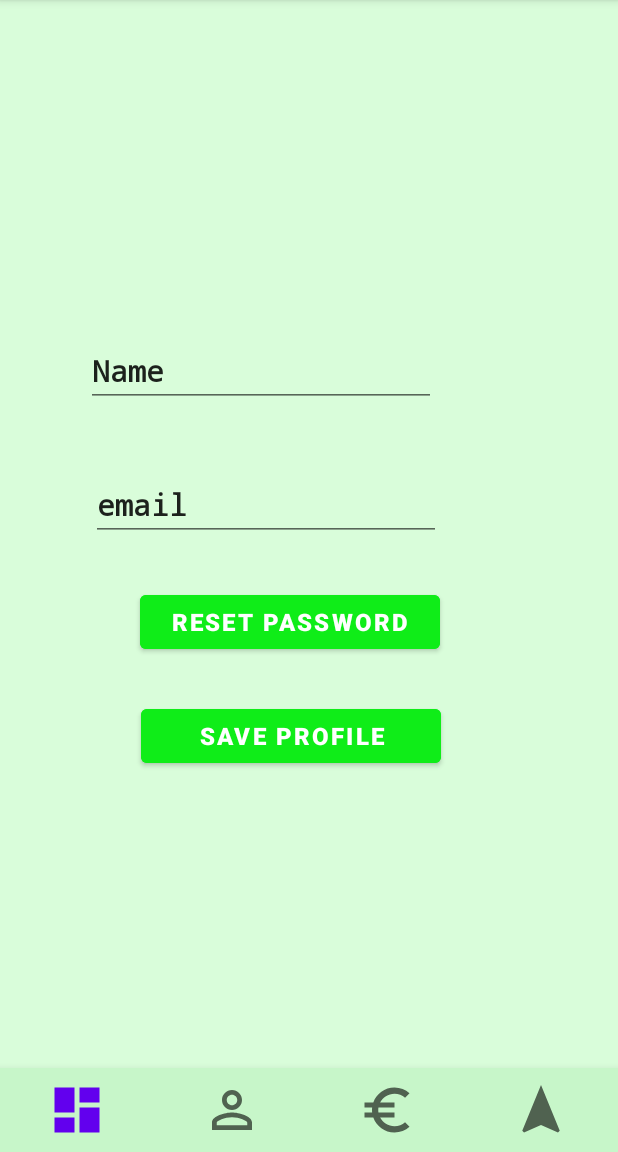
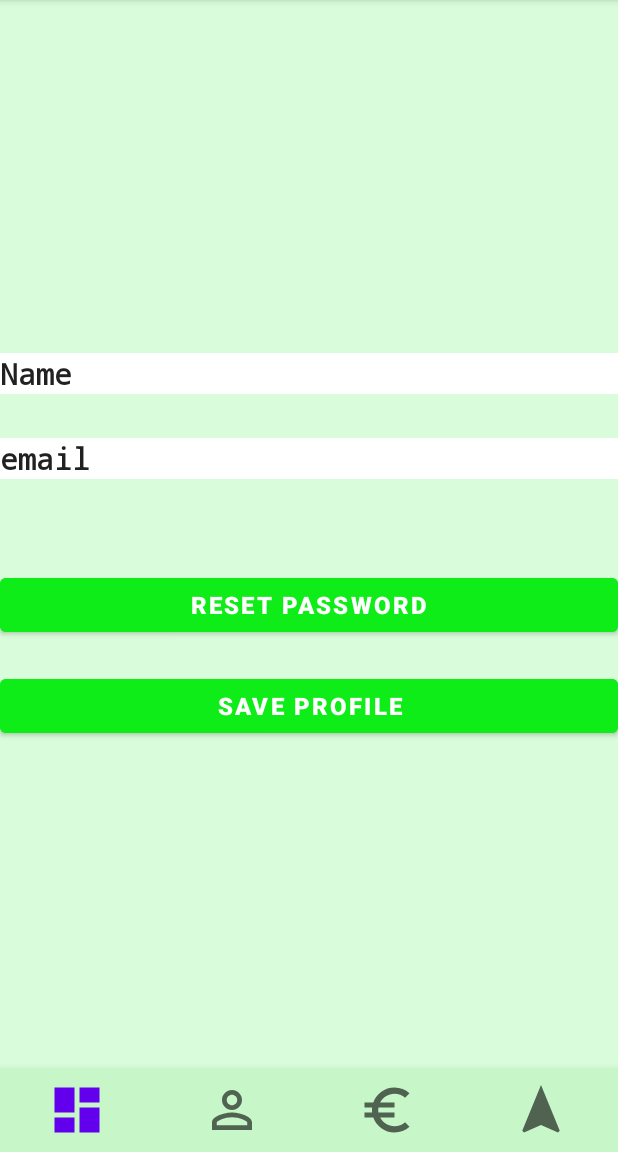
Before and after one commit to sampannap12/e-leap, an Android app: the fragment Profile placed in its activity, on a phone screen of 412 x 824 dp, the part 84-1236 px from its top. Run offline under Robolectric (Android 15) with nearby library versions, the phone set to English and light mode, and no system bars; our stand-ins replace Firebase (no records; nobody signed in at launch, a user with empty details on screens opened directly).

Commit message:
Added email verification and password reset
email verification working password reset has bug that needs to be fixed

```diff
--- a/code/app/src/main/java/com/nfclab/e_leap_project/Profile.java
+++ b/code/app/src/main/java/com/nfclab/e_leap_project/Profile.java
@@ -4,6 +4,7 @@ import static android.os.SystemClock.sleep;
 
 import android.annotation.SuppressLint;
 import android.content.Context;
+import android.content.Intent;
 import android.os.Bundle;
 import android.util.Log;
 import android.view.LayoutInflater;
@@ -36,7 +37,8 @@ public class Profile extends Fragment {
     Button button;
     FirebaseFirestore fstore = FirebaseFirestore.getInstance();
     DocumentReference documentReference;
-    EditText password;
+    Button password_reset;
+    FirebaseAuth fAuth;
 
     private Context mContext;
 
@@ -64,15 +66,18 @@ public class Profile extends Fragment {
         View view = (View) inflater.inflate(R.layout.fragment_profile, container, false);
         etname = (EditText) view.findViewById(R.id.edit_full_name);
         etemail = (EditText) view.findViewById(R.id.edit_email);
-        password = (EditText) view.findViewById(R.id.edit_email);
+        password_reset = (Button) view.findViewById(R.id.pass_reset);
 
         button = view.findViewById(R.id.save);
         button.setOnClickListener(v -> {
             updateProfile();
         });
+
+        password_reset.setOnClickListener(v -> {
+            passwordReset();
+        });
         return view;
     }
-
 
     public void onStart() {
         super.onStart();
@@ -91,7 +96,6 @@ public class Profile extends Fragment {
                             Double balanceResult = task.getResult().getDouble("Balance");
                             String balanc = Double.toString(balanceResult);
                             String emailResult = task.getResult().getString("Email");
-
                             etname.setText(nameResult);
                             etemail.setText(emailResult);
 
@@ -101,11 +105,49 @@ public class Profile extends Fragment {
                 });
     }
 
+    private void passwordReset() {
+
+
+        FirebaseUser users = fAuth.getCurrentUser();
+
+        String email = users.getEmail();
+
+        assert users != null;
+        if(users.isEmailVerified()) {
+            fAuth.sendPasswordResetEmail(email).addOnCompleteListener(new OnCompleteListener<Void>() {
+                @Override
+                public void onComplete(@NonNull Task<Void> task) {
+                    if (task.isSuccessful()) {
+                        Toast.makeText(mContext, "Password Reset Email Sent", Toast.LENGTH_SHORT).show();
+                    }
+                else{
+                        Toast.makeText(mContext, "Error Sending password reset", Toast.LENGTH_SHORT).show();
+                }
+                }
+            });
+        }
+        else{
+            Toast.makeText(mContext, "Please Verify Your Email Address First", Toast.LENGTH_SHORT).show();
+            users.sendEmailVerification().addOnSuccessListener(new OnSuccessListener<Void>() {
+                @Override
+                public void onSuccess(Void unused) {
+                    Toast.makeText(mContext, "Email Verification Sent.", Toast.LENGTH_SHORT).show();
+                }
+            }).addOnFailureListener(new OnFailureListener() {
+                @Override
+                public void onFailure(@NonNull Exception e) {
+                    Toast.makeText(mContext, "Failed to send email.", Toast.LENGTH_SHORT).show();
+                }
+            });
+        }
+
+    }
+
     private void updateProfile() {
 
         String name = etname.getText().toString();
         String email = etemail.getText().toString();
-        String pass = password.getText().toString();
+
         FirebaseFirestore fstore = FirebaseFirestore.getInstance();
         FirebaseUser user = FirebaseAuth.getInstance().getCurrentUser();
         String currentID = user.getUid();
@@ -136,10 +178,6 @@ public class Profile extends Fragment {
                     }
                 });
 
-
-        // Get auth credentials from the user for re-authentication
-        AuthCredential credential = EmailAuthProvider.getCredential(email, pass);
-
         assert user != null;
         user.updateEmail(email).addOnCompleteListener(task1 -> {
             if (task1.isSuccessful()) {
--- a/code/app/src/main/res/layout/fragment_dashbord.xml
+++ b/code/app/src/main/res/layout/fragment_dashbord.xml
@@ -18,10 +18,10 @@
         app:barrierMargin="@android:dimen/app_icon_size"
         app:layout_constraintBottom_toBottomOf="parent"
         app:layout_constraintEnd_toEndOf="parent"
-        app:layout_constraintHorizontal_bias="0.099"
+        app:layout_constraintHorizontal_bias="0.05"
         app:layout_constraintStart_toStartOf="parent"
         app:layout_constraintTop_toBottomOf="@+id/logout"
-        app:layout_constraintVertical_bias="0.123" />
+        app:layout_constraintVertical_bias="0.035" />
 
     <Button
         android:id="@+id/logout"
--- a/code/app/src/main/res/layout/fragment_profile.xml
+++ b/code/app/src/main/res/layout/fragment_profile.xml
@@ -10,47 +10,41 @@
 
     <Button
         android:id="@+id/pass_reset"
-        android:layout_width="200dp"
+        android:layout_width="match_parent"
         android:layout_height="wrap_content"
-        android:layout_marginStart="93dp"
-        android:layout_marginEnd="118dp"
-        android:layout_marginBottom="28dp"
+        android:layout_marginTop="10dp"
         android:backgroundTint="#0FED18"
         android:text="Reset Password"
         android:textSize="16sp"
         android:textStyle="bold"
         app:layout_constraintBottom_toTopOf="@+id/save"
-        app:layout_constraintEnd_toEndOf="parent"
-        app:layout_constraintHorizontal_bias="0.0"
-        app:layout_constraintStart_toStartOf="parent" />
+        app:layout_constraintTop_toBottomOf="@+id/edit_email"
+        tools:layout_editor_absoluteX="63dp" />
 
     <EditText
         android:id="@+id/edit_full_name"
-        android:layout_width="wrap_content"
+        android:layout_width="match_parent"
         android:layout_height="wrap_content"
-        android:layout_marginStart="57dp"
         android:layout_marginTop="215dp"
-        android:layout_marginEnd="118dp"
-        android:layout_marginBottom="33dp"
+        android:background="@color/white"
         android:ems="10"
         android:fontFamily="monospace"
         android:inputType="textPersonName"
         android:text="Name"
         android:textSize="20sp"
         android:textStyle="bold"
+
         app:layout_constraintBottom_toTopOf="@+id/edit_email"
-        app:layout_constraintEnd_toEndOf="parent"
-        app:layout_constraintHorizontal_bias="0.0"
-        app:layout_constraintStart_toStartOf="parent"
-        app:layout_constraintTop_toTopOf="parent" />
+        app:layout_constraintTop_toTopOf="parent"
+        tools:layout_editor_absoluteX="57dp" />
 
     <EditText
         android:id="@+id/edit_email"
-        android:layout_width="wrap_content"
+        android:layout_width="match_parent"
         android:layout_height="wrap_content"
-        android:layout_marginStart="57dp"
-        android:layout_marginEnd="118dp"
+        android:layout_marginTop="10dp"
         android:layout_marginBottom="30dp"
+        android:background="@color/white"
         android:ems="10"
         android:fontFamily="monospace"
         android:inputType="textEmailAddress"
@@ -58,25 +52,21 @@
         android:textSize="20sp"
         android:textStyle="bold"
         app:layout_constraintBottom_toTopOf="@+id/pass_reset"
-        app:layout_constraintEnd_toEndOf="parent"
-        app:layout_constraintHorizontal_bias="1.0"
-        app:layout_constraintStart_toStartOf="parent" />
+        app:layout_constraintTop_toBottomOf="@+id/edit_full_name"
+        tools:layout_editor_absoluteX="57dp" />
 
     <Button
         android:id="@+id/save"
-        android:layout_width="200dp"
+        android:layout_width="match_parent"
         android:layout_height="wrap_content"
-        android:layout_marginStart="93dp"
-        android:layout_marginEnd="118dp"
         android:layout_marginBottom="197dp"
         android:backgroundTint="#0FED18"
         android:text="Save Profile"
         android:textSize="16sp"
         android:textStyle="bold"
         app:layout_constraintBottom_toBottomOf="parent"
-        app:layout_constraintEnd_toEndOf="parent"
-        app:layout_constraintHorizontal_bias="1.0"
-        app:layout_constraintStart_toStartOf="parent" />
+        app:layout_constraintTop_toBottomOf="@+id/pass_reset"
+        tools:layout_editor_absoluteX="93dp" />
 
 
 </androidx.constraintlayout.widget.ConstraintLayout>
```
Also changed, not shown: code/app/src/main/java/com/nfclab/e_leap_project/Login.java (+20 -1 lines), code/app/src/main/java/com/nfclab/e_leap_project/Register.java (+17 -2 lines).
